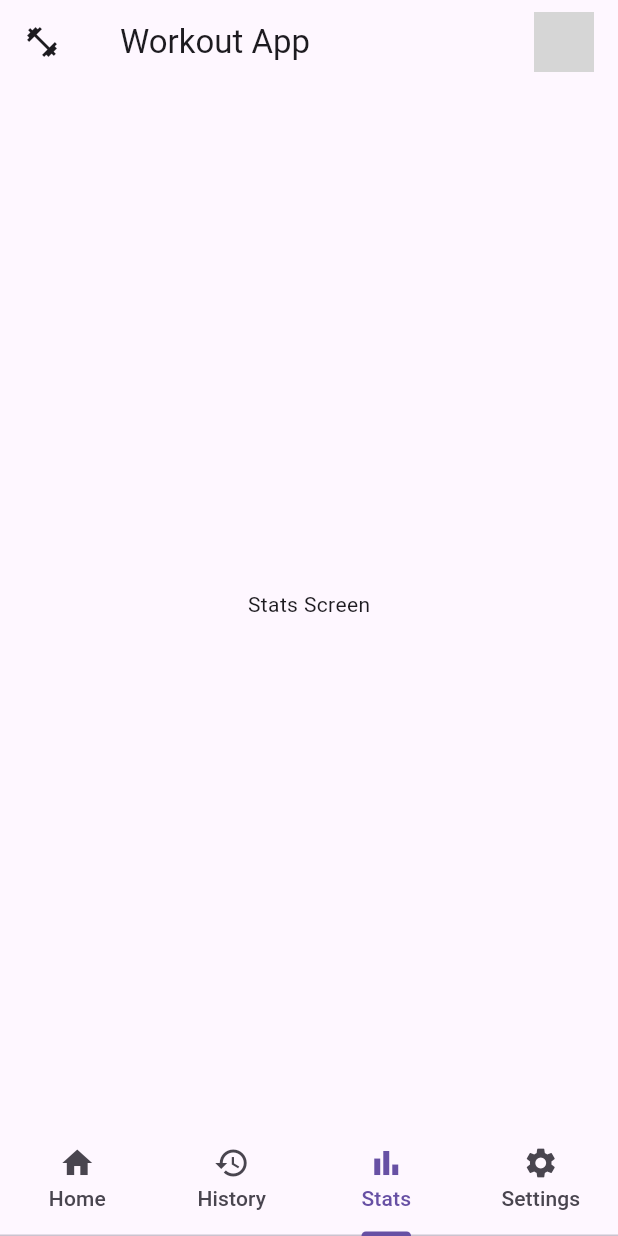
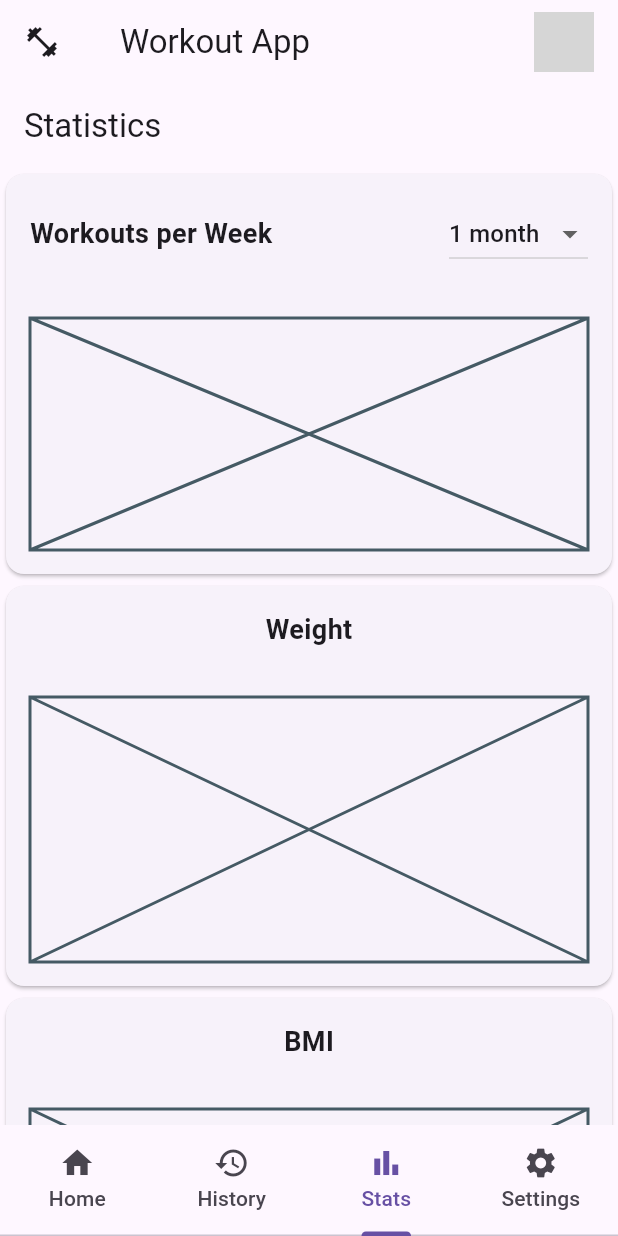
Before and after one commit to bklemfuss/WorkoutApp, a Flutter app: the screen it shows after launch, item 3 of the bottom bar chosen, on a phone screen of 412 x 824 dp. Run offline on Flutter 3.47's test engine with Material 3 defaults, Android fonts, the phone set to English and light mode, and no system bars; our stand-ins replace sqflite; accounts and stored records are empty; network calls fail; grey boxes are pictures that could not be loaded.

Commit message:
Added basic functionality for screens

```diff
--- a/lib/View/StatisticsScreen.dart
+++ b/lib/View/StatisticsScreen.dart
@@ -0,0 +1,148 @@
+import 'package:flutter/material.dart';
+// Import your charting library (e.g., fl_chart, syncfusion_flutter_charts)
+// import 'package:fl_chart/fl_chart.dart';
+
+class StatisticsScreen extends StatefulWidget {
+  const StatisticsScreen({Key? key}) : super(key: key);
+
+  @override
+  State<StatisticsScreen> createState() => _StatisticsScreenState();
+}
+
+class _StatisticsScreenState extends State<StatisticsScreen> {
+  String _selectedTimeframe = '1 month'; // Initial timeframe
+
+  @override
+  Widget build(BuildContext context) {
+    return Scaffold(
+      appBar: AppBar(
+        title: const Text('Statistics'),
+      ),
+      body: ListView(
+        children: [
+          // Workouts per Week
+          SizedBox(
+            height: MediaQuery.of(context).size.height / 3,
+            child: Card(
+              child: Column(
+                children: [
+                  Padding(
+                    padding: const EdgeInsets.all(16.0),
+                    child: Row(
+                      mainAxisAlignment: MainAxisAlignment.spaceBetween,
+                      children: [
+                        const Text(
+                          'Workouts per Week',
+                          style: TextStyle(
+                            fontSize: 18,
+                            fontWeight: FontWeight.bold,
+                          ),
+                        ),
+                        DropdownButton<String>(
+                          value: _selectedTimeframe,
+                          items: const [
+                            DropdownMenuItem(
+                              value: '1 month',
+                              child: Text('1 month'),
+                            ),
+                            DropdownMenuItem(
+                              value: '3 months',
+                              child: Text('3 months'),
+                            ),
+                            DropdownMenuItem(
+                              value: '6 months',
+                              child: Text('6 months'),
+                            ),
+                            DropdownMenuItem(
+                              value: '1 year',
+                              child: Text('1 year'),
+                            ),
+                          ],
+                          onChanged: (value) {
+                            setState(() {
+                              _selectedTimeframe = value!;
+                            });
+                          },
+                        ),
+                      ],
+                    ),
+                  ),
+                  Expanded(
+                    child: Padding(
+                      // Use your charting library to display the chart here
+                      // Example with fl_chart:
+                      // padding: const EdgeInsets.all(16.0),
+                      // child: LineChart(
+                      //   LineChartData(
+                      //     // ... your chart data and styling ...
+                      //   ),
+                      // ),
+                      padding: const EdgeInsets.all(16.0),
+                      child: Placeholder(), // Placeholder for the chart
+                    ),
+                  ),
+                ],
+              ),
+            ),
+          ),
+
+          // Weight
+          SizedBox(
+            height: MediaQuery.of(context).size.height / 3,
+            child: Card(
+              child: Column(
+                children: [
+                  const Padding(
+                    padding: EdgeInsets.all(16.0),
+                    child: Text(
+                      'Weight',
+                      style: TextStyle(
+                        fontSize: 18,
+                        fontWeight: FontWeight.bold,
+                      ),
+                    ),
+                  ),
+                  Expanded(
+                    child: Padding(
+                      padding: const EdgeInsets.all(16.0),
+                      child: Placeholder(), // Placeholder for the chart
+                    ),
+                  ),
+                ],
+              ),
+            ),
+          ),
+
+          // BMI
+          SizedBox(
+            height: MediaQuery.of(context).size.height / 3,
+            child: Card(
+              child: Column(
+                children: [
+                  const Padding(
+                    padding: EdgeInsets.all(16.0),
+                    child: Text(
+                      'BMI',
+                      style: TextStyle(
+                        fontSize: 18,
+                        fontWeight: FontWeight.bold,
+                      ),
+                    ),
+                  ),
+                  Expanded(
+                    child: Padding(
+                      padding: const EdgeInsets.all(16.0),
+                      child: Placeholder(), // Placeholder for the chart
+                    ),
+                  ),
+                ],
+              ),
+            ),
+          ),
+
+          // Add more statistics sections here...
+        ],
+      ),
+    );
+  }
+}
--- a/lib/main.dart
+++ b/lib/main.dart
@@ -1,5 +1,8 @@
 import 'package:flutter/material.dart';
 import 'View/HomeScreen.dart'; // Import your HomeScreen widget
+import 'View/HistoryScreen.dart';
+import 'View/StatisticsScreen.dart';
+import 'View/OptionsScreen.dart';
 
 void main() {
   runApp(MyApp());
@@ -31,10 +34,10 @@ class MyApp extends StatelessWidget {
           ),
           body: TabBarView(
             children: [
-              HomeScreen(), // No AppBar in HomeScreen now
-              Center(child: Text('History Screen')),
-              Center(child: Text('Stats Screen')),
-              Center(child: Text('Settings Screen')),
+              HomeScreen(),
+              HistoryScreen(),
+              StatisticsScreen(),
+              OptionsScreen(),
             ],
           ),
           bottomNavigationBar: const TabBar(
--- a/pubspec.yaml
+++ b/pubspec.yaml
@@ -9,12 +9,12 @@ environment:
 dependencies:
   flutter:
     sdk: flutter
-  sqflite: ^2.0.0+3
+  #sqflite: ^2.0.0+3
 
 dev_dependencies:
   flutter_test:
     sdk: flutter
-  flutter_lints: ^2.0.2
+  flutter_lints: ^2.0.0
 
 flutter:
   uses-material-design: true
```
Also changed, not shown: lib/View/HistoryScreen.dart (+83 -0 lines), lib/View/HomeScreen.dart (+23 -5 lines), lib/View/OptionsScreen.dart (+77 -0 lines), lib/View/StartWorkoutScreen.dart (+117 -0 lines), lib/View/WorkoutInProgress.dart (added, +128 -0 lines).
